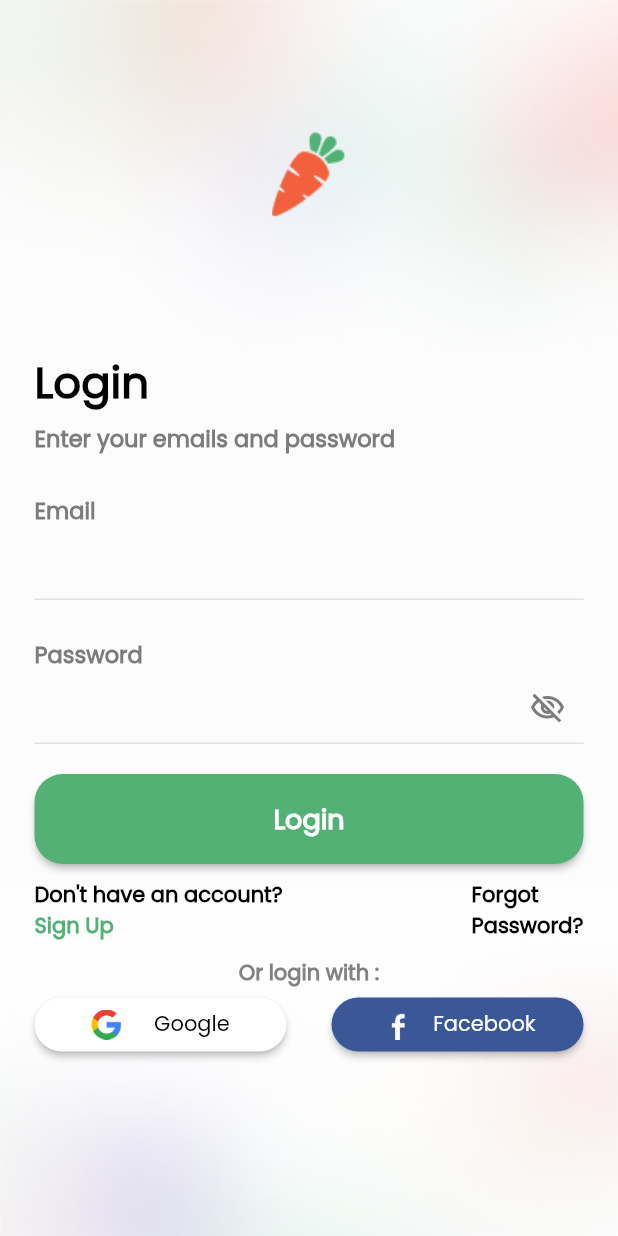
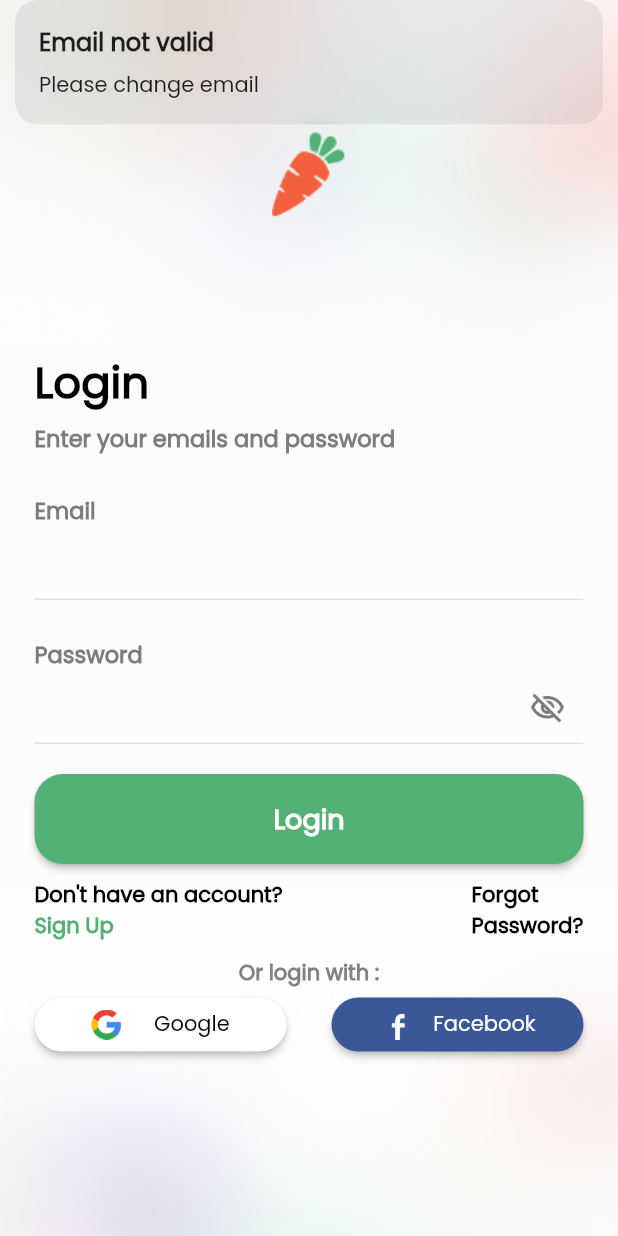
Before and after one commit to reekaze/nectar, a Flutter app: the LoginPage screen opened by its route, after a tap on "Login", on a phone screen of 412 x 824 dp. Run offline on Flutter 3.47's test engine with Material 2 defaults, Android fonts, the phone set to English and light mode, and no system bars; our stand-ins replace cloud_firestore, dio, firebase_auth, firebase_core, flutter_svg, get and 1 more; missing offline and left inert: flag; accounts and stored records are empty; network calls fail.

Commit message:
fourth commit

```diff
--- a/lib/controllers/login_controller.dart
+++ b/lib/controllers/login_controller.dart
@@ -1,3 +1,4 @@
+import 'package:firebase_auth/firebase_auth.dart';
 import 'package:flutter/cupertino.dart';
 import 'package:get/get.dart';
 
@@ -5,8 +6,38 @@ class LoginController extends GetxController {
   var emailController = TextEditingController().obs;
   var passwordController = TextEditingController().obs;
   var visibility = false.obs;
+  var checkEmailRegex = false.obs;
 
   changeVisibility() {
     visibility.value = !visibility.value;
   }
+
+  login() async {
+    checkEmailRegex.value = RegExp(
+            r"^[a-zA-Z0-9.!#$%&'*+/=?^_`{|}~-]+@[a-zA-Z0-9](?:[a-zA-Z0-9-]{0,253}[a-zA-Z0-9])?(?:\.[a-zA-Z0-9](?:[a-zA-Z0-9-]{0,253}[a-zA-Z0-9])?)*$")
+        .hasMatch(emailController.value.text);
+    if (!checkEmailRegex.value) {
+      Get.snackbar("Email not valid", "Please change email");
+    } else if (passwordController.value.text.length < 6) {
+      Get.snackbar(
+          "Password length less than 6", "Please change your password");
+    } else {
+      try {
+        await FirebaseAuth.instance.signInWithEmailAndPassword(
+            email: emailController.value.text,
+            password: passwordController.value.text);
+        //sucess login
+        Get.offAllNamed("/home");
+      } on FirebaseAuthException catch (e) {
+        if (e.code == 'user-not-found') {
+          print('user not found for that email');
+          Get.snackbar(
+              "user not found for that email", "please change your email");
+        } else if (e.code == 'wrong-password') {
+          print('wrong password');
+          Get.snackbar("Wrong password", "please change password");
+        }
+      }
+    }
+  }
 }
--- a/lib/controllers/phone_number_controller.dart
+++ b/lib/controllers/phone_number_controller.dart
@@ -1,7 +1,9 @@
+import 'package:flutter/material.dart';
 import 'package:get/get.dart';
 
 class PhoneNumberController extends GetxController {
   var selectedCountry = "".obs;
+  var numberController = TextEditingController().obs;
   changeSelectedCountry(String value) {
     selectedCountry.value = value;
   }
--- a/lib/controllers/select_location_controller.dart
+++ b/lib/controllers/select_location_controller.dart
@@ -1,7 +1,12 @@
 import 'dart:developer';
 
+import 'package:cloud_firestore/cloud_firestore.dart';
 import 'package:dio/dio.dart';
+import 'package:firebase_auth/firebase_auth.dart';
+import 'package:firebase_core/firebase_core.dart';
 import 'package:get/get.dart' hide Response;
+import 'package:nectar/controllers/phone_number_controller.dart';
+import 'package:nectar/controllers/sign_up_controller.dart';
 import 'package:nectar/models/city.dart';
 import 'package:nectar/models/country.dart';
 
@@ -11,6 +16,8 @@ class SelectLocationController extends GetxController {
   var city = <City>[].obs;
   var selectedCountryName = "".obs;
   var selectedCityName = "".obs;
+  SignUpController signUpController = Get.find();
+  PhoneNumberController phoneNumberController = Get.find();
 
   @override
   void onInit() async {
@@ -62,4 +69,43 @@ class SelectLocationController extends GetxController {
   changeSelectedCityName(String value) {
     selectedCityName.value = value;
   }
+
+  signUp() async {
+    if (selectedCountryName.value == "") {
+      Get.snackbar("Selected country empty", "Please select your country");
+    } else if (selectedCityName.value == "") {
+      Get.snackbar("Selected city empty", "Please select your city");
+    } else {
+      try {
+        await FirebaseAuth.instance.createUserWithEmailAndPassword(
+            email: signUpController.emailController.value.text,
+            password: signUpController.passwordController.value.text);
+
+        //success created account;
+        var uid = FirebaseAuth.instance.currentUser!.uid;
+
+        await FirebaseFirestore.instance.collection("users").doc(uid).set({
+          "username": signUpController.usernameController.value.text,
+          "email": signUpController.emailController.value.text,
+          "phone": phoneNumberController.numberController.value.text,
+          "country": selectedCountryName.value,
+          "city": selectedCityName.value
+        });
+        ;
+        Get.offAllNamed('/home');
+      } on FirebaseAuthException catch (e) {
+        if (e.code == 'weak-password') {
+          print("The password is too weak");
+          Get.snackbar("The password is to weak", "Change password");
+        } else if (e.code == 'email-already-in-use') {
+          print("The account already exist for that email");
+          Get.snackbar("The accoung already exists for that email",
+              "Please change email");
+        }
+      } catch (e) {
+        print(e);
+        Get.snackbar(e.toString(), e.toString());
+      }
+    }
+  }
 }
--- a/lib/pages/login.dart
+++ b/lib/pages/login.dart
@@ -1,5 +1,3 @@
-import 'dart:ffi';
-
 import 'package:flutter/material.dart';
 import 'package:get/get.dart';
 import 'package:nectar/controllers/login_controller.dart';
@@ -128,7 +126,11 @@ class LoginPage extends StatelessWidget {
                         SizedBox(
                           width: MediaQuery.of(context).size.width,
                           child: CUstomElevatedButton(
-                              text: "Login", size: 18, onPressed: () {}),
+                              text: "Login",
+                              size: 18,
+                              onPressed: () {
+                                loginController.login();
+                              }),
                         ),
                         SizedBox(
                           height: 10,
--- a/lib/pages/phone_number.dart
+++ b/lib/pages/phone_number.dart
@@ -122,6 +122,8 @@ class PhoneNumberPage extends StatelessWidget {
                                 Expanded(
                                   child: TextField(
                                     keyboardType: TextInputType.number,
+                                    controller: phoneNumberController
+                                        .numberController.value,
                                     style: TextStyle(
                                         fontWeight: FontWeight.bold,
                                         fontSize: 18),
--- a/lib/pages/select_location.dart
+++ b/lib/pages/select_location.dart
@@ -118,7 +118,6 @@ class SelectLocationPage extends StatelessWidget {
                                 selectLocationController
                                     .changeSelectedCountryCode(
                                         value.toString());
-                                selectLocationController.city.clear();
                                 await selectLocationController
                                     .getCities(value.toString());
                                 String countryName = selectLocationController
@@ -191,7 +190,7 @@ class SelectLocationPage extends StatelessWidget {
                               text: "Submit",
                               size: 18,
                               onPressed: () {
-                                Get.offAllNamed('/home');
+                                selectLocationController.signUp();
                               }),
                         ),
                         SizedBox(
--- a/lib/widgets/custom_scaffold.dart
+++ b/lib/widgets/custom_scaffold.dart
@@ -1,6 +1,4 @@
 import 'package:flutter/material.dart';
-import 'package:flutter/src/foundation/key.dart';
-import 'package:flutter/src/widgets/framework.dart';
 
 class CustomScaffold extends StatelessWidget {
   Widget body;
```
Also changed, not shown: lib/controllers/home_controller.dart (added, +24 -0 lines), lib/controllers/sign_up_controller.dart (+41 -0 lines), lib/controllers/verification_controller.dart (+87 -0 lines), lib/pages/home.dart (+20 -2 lines), lib/pages/sign_up.dart (+22 -5 lines), lib/pages/verification.dart (+35 -24 lines), 1 other file.
